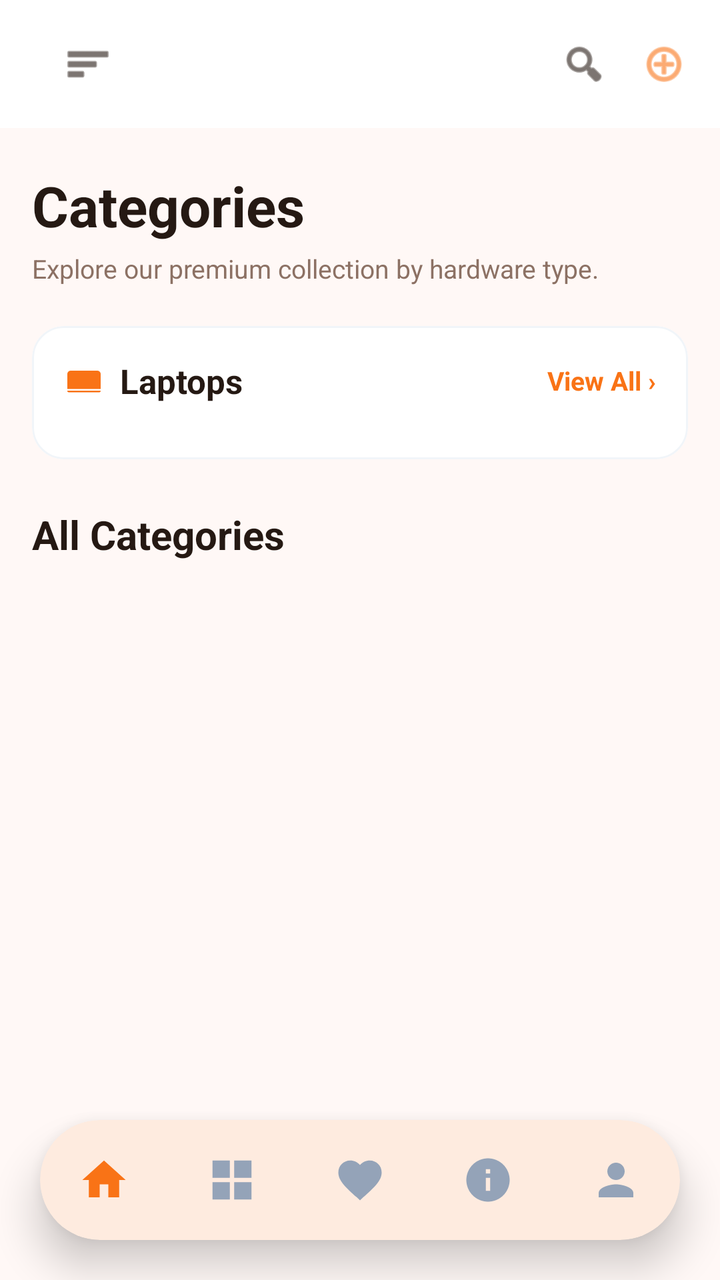
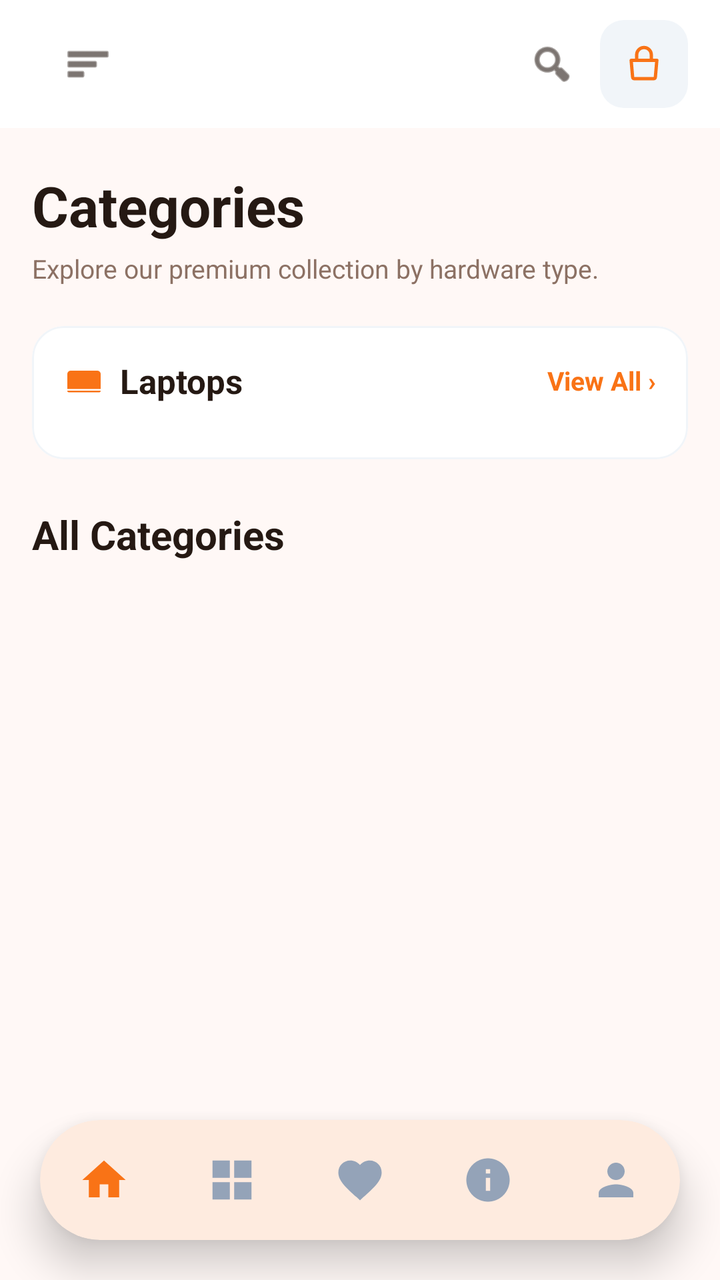

The first picture is an Android layout as it rendered before a commit; the second is the same layout after the commit. The layout source and the unified diff follow.
<!-- AndroidManifest.xml: application theme Theme.BeckieDealApp -->
<!-- res/layout/activity_categories.xml -->
<?xml version="1.0" encoding="utf-8"?>
<androidx.constraintlayout.widget.ConstraintLayout xmlns:android="http://schemas.android.com/apk/res/android"
    xmlns:app="http://schemas.android.com/apk/res-auto"
    xmlns:tools="http://schemas.android.com/tools"
    android:layout_width="match_parent"
    android:layout_height="match_parent"
    android:background="@color/background"
    android:fitsSystemWindows="true"
    tools:context=".CategoriesActivity">

    
    <com.google.android.material.appbar.MaterialToolbar
        android:id="@+id/topAppBar"
        android:layout_width="match_parent"
        android:layout_height="64dp"
        android:background="@color/surface"
        app:elevation="0dp"
        app:layout_constraintTop_toTopOf="parent">
        <RelativeLayout
            android:layout_width="match_parent"
            android:layout_height="match_parent"
            android:paddingHorizontal="16dp">
            <ImageView
                android:id="@+id/menuIcon"
                android:layout_width="24dp"
                android:layout_height="24dp"
                android:layout_alignParentStart="true"
                android:layout_centerVertical="true"
                android:src="@android:drawable/ic_menu_sort_by_size"
                app:tint="@color/text_primary" />
            <ImageView
                android:id="@+id/logoImage"
                android:layout_width="120dp"
                android:layout_height="40dp"
                android:layout_centerInParent="true"
                android:scaleType="fitCenter"
                android:src="@mipmap/ic_launcher" />
            <ImageView
                android:id="@+id/searchIcon"
                android:layout_width="24dp"
                android:layout_height="24dp"
                android:layout_toStartOf="@+id/cartIcon"
                android:layout_centerVertical="true"
                android:layout_marginEnd="16dp"
                android:src="@android:drawable/ic_menu_search"
                app:tint="@color/text_primary" />
            <ImageView
                android:id="@+id/cartIcon"
                android:layout_width="24dp"
                android:layout_height="24dp"
                android:layout_alignParentEnd="true"
                android:layout_centerVertical="true"
                android:src="@android:drawable/ic_menu_add"
                app:tint="@color/primary" />
        </RelativeLayout>
    </com.google.android.material.appbar.MaterialToolbar>

    
    <androidx.core.widget.NestedScrollView
        android:layout_width="match_parent"
        android:layout_height="0dp"
        android:fillViewport="true"
        app:layout_constraintTop_toBottomOf="@id/topAppBar"
        app:layout_constraintBottom_toTopOf="@id/bottomNavigationContainer">

        <LinearLayout
            android:layout_width="match_parent"
            android:layout_height="wrap_content"
            android:orientation="vertical"
            android:paddingHorizontal="16dp"
            android:paddingTop="20dp"
            android:paddingBottom="16dp">

            
            <TextView
                android:layout_width="wrap_content"
                android:layout_height="wrap_content"
                android:text="Categories"
                android:textColor="@color/text_primary"
                android:textSize="28sp"
                android:textStyle="bold" />
            <TextView
                android:layout_width="wrap_content"
                android:layout_height="wrap_content"
                android:layout_marginTop="4dp"
                android:text="Explore our premium collection by hardware type."
                android:textColor="@color/text_secondary"
                android:textSize="13sp" />

            
            <com.google.android.material.card.MaterialCardView
                android:layout_width="match_parent"
                android:layout_height="wrap_content"
                android:layout_marginTop="20dp"
                app:cardCornerRadius="16dp"
                app:cardElevation="0dp"
                app:strokeWidth="1dp"
                app:strokeColor="@color/border_color"
                app:cardBackgroundColor="@color/surface">

                <LinearLayout
                    android:layout_width="match_parent"
                    android:layout_height="wrap_content"
                    android:orientation="vertical"
                    android:padding="16dp">

                    
                    <LinearLayout
                        android:layout_width="match_parent"
                        android:layout_height="wrap_content"
                        android:gravity="center_vertical"
                        android:orientation="horizontal">

                        <ImageView
                            android:layout_width="20dp"
                            android:layout_height="20dp"
                            android:src="@drawable/ic_cat_laptops"
                            app:tint="@color/primary" />

                        <TextView
                            android:layout_width="0dp"
                            android:layout_height="wrap_content"
                            android:layout_weight="1"
                            android:layout_marginStart="8dp"
                            android:text="Laptops"
                            android:textColor="@color/text_primary"
                            android:textSize="17sp"
                            android:textStyle="bold" />

                        <TextView
                            android:id="@+id/viewAllBrands"
                            android:layout_width="wrap_content"
                            android:layout_height="wrap_content"
                            android:text="View All ›"
                            android:textColor="@color/primary"
                            android:textSize="13sp"
                            android:textStyle="bold"
                            android:clickable="true"
                            android:focusable="true" />
                    </LinearLayout>

                    
                    <GridLayout
                        android:id="@+id/laptopBrandsGrid"
                        android:layout_width="match_parent"
                        android:layout_height="wrap_content"
                        android:layout_marginTop="12dp"
                        android:columnCount="3" />

                </LinearLayout>
            </com.google.android.material.card.MaterialCardView>

            
            <TextView
                android:layout_width="wrap_content"
                android:layout_height="wrap_content"
                android:layout_marginTop="24dp"
                android:text="All Categories"
                android:textColor="@color/text_primary"
                android:textSize="20sp"
                android:textStyle="bold" />

            <GridLayout
                android:id="@+id/allCategoriesGrid"
                android:layout_width="match_parent"
                android:layout_height="wrap_content"
                android:layout_marginTop="12dp"
                android:columnCount="2" />

        </LinearLayout>
    </androidx.core.widget.NestedScrollView>

    
    <com.google.android.material.card.MaterialCardView
        android:id="@+id/bottomNavigationContainer"
        android:layout_width="0dp"
        android:layout_height="wrap_content"
        android:layout_marginStart="20dp"
        android:layout_marginEnd="20dp"
        android:layout_marginBottom="20dp"
        app:cardCornerRadius="36dp"
        app:cardElevation="12dp"
        app:cardBackgroundColor="@color/surface"
        app:strokeWidth="0dp"
        app:layout_constraintBottom_toBottomOf="parent"
        app:layout_constraintStart_toStartOf="parent"
        app:layout_constraintEnd_toEndOf="parent">

        <com.google.android.material.bottomnavigation.BottomNavigationView
            android:id="@+id/bottomNavigation"
            android:layout_width="match_parent"
            android:layout_height="60dp"
            android:background="@android:color/transparent"
            app:backgroundTint="@android:color/transparent"
            app:elevation="0dp"
            app:labelVisibilityMode="unlabeled"
            app:itemIconSize="26dp"
            app:menu="@menu/bottom_nav_menu" />
    </com.google.android.material.card.MaterialCardView>

</androidx.constraintlayout.widget.ConstraintLayout>
<!-- resources referenced by this layout -->
<resources>
  <color name="background">#FFF8F6</color>
  <color name="border_color">#F1F5F9</color>
  <color name="primary">#F97316</color>
  <color name="surface">#FFFFFF</color>
  <color name="text_primary">#251913</color>
  <color name="text_secondary">#8C7164</color>
  <!-- drawable ic_cat_laptops (drawable) -->
  <vector xmlns:android="http://schemas.android.com/apk/res/android"
      android:width="48dp"
      android:height="48dp"
      android:viewportWidth="24"
      android:viewportHeight="24">
      
      <path
          android:fillColor="#F97316"
          android:pathData="M4,6H20A2,2 0 0,1 22,8V17H2V8A2,2 0 0,1 4,6M2,18H22A1,1 0 0,1 21,19H3A1,1 0 0,1 2,18Z" />
  </vector>
  <!-- mipmap ic_launcher (mipmap-anydpi-v26) -->
  <?xml version="1.0" encoding="utf-8"?>
  <adaptive-icon xmlns:android="http://schemas.android.com/apk/res/android">
      <background android:drawable="@color/ic_launcher_background"/>
      <foreground android:drawable="@mipmap/ic_launcher_foreground"/>
  </adaptive-icon>
  <style name="Theme.BeckieDealApp" parent="Base.Theme.BeckieDealApp" />
  <color name="ic_launcher_background">#FFFFFF</color>
  <color name="on_primary">#FFFFFF</color>
  <color name="primary_container">#F97316</color>
  <color name="on_primary_container">#582200</color>
  <color name="on_surface">#251913</color>
  <style name="Widget.App.BottomNavigationView.ActiveIndicator" parent="Widget.Material3.BottomNavigationView.ActiveIndicator">
          <item name="android:color">@color/badge_bg</item>
          <item name="android:width">48dp</item>
          <item name="android:height">36dp</item>
          <item name="shapeAppearance">@style/ShapeAppearance.App.BottomNavigationView.ActiveIndicator</item>
      </style>
  <color name="badge_bg">#FFF1EB</color>
  <style name="ShapeAppearance.App.BottomNavigationView.ActiveIndicator" parent="">
          <item name="cornerFamily">rounded</item>
          <item name="cornerSize">50%</item>
      </style>
  <!-- unchanged entries left out for length: 2 -->
</resources>

<!-- the commit's change to res/layout/activity_categories.xml (unified diff, before → after) -->
@@ -39,19 +39,43 @@
                 android:id="@+id/searchIcon"
                 android:layout_width="24dp"
                 android:layout_height="24dp"
-                android:layout_toStartOf="@+id/cartIcon"
+                android:layout_toStartOf="@+id/cartContainer"
                 android:layout_centerVertical="true"
-                android:layout_marginEnd="16dp"
+                android:layout_marginEnd="12dp"
                 android:src="@android:drawable/ic_menu_search"
                 app:tint="@color/text_primary" />
-            <ImageView
-                android:id="@+id/cartIcon"
-                android:layout_width="24dp"
-                android:layout_height="24dp"
+            <RelativeLayout
+                android:id="@+id/cartContainer"
+                android:layout_width="44dp"
+                android:layout_height="44dp"
                 android:layout_alignParentEnd="true"
                 android:layout_centerVertical="true"
-                android:src="@android:drawable/ic_menu_add"
-                app:tint="@color/primary" />
+                android:background="@drawable/form_field_background">
+
+                <ImageView
+                    android:id="@+id/cartIcon"
+                    android:layout_width="22dp"
+                    android:layout_height="22dp"
+                    android:layout_centerInParent="true"
+                    android:src="@drawable/ic_shopping_bag"
+                    app:tint="@color/primary" />
+
+                <TextView
+                    android:id="@+id/cartBadge"
+                    android:layout_width="18dp"
+                    android:layout_height="18dp"
+                    android:layout_alignParentEnd="true"
+                    android:layout_alignParentTop="true"
+                    android:background="@drawable/badge_pill"
+                    android:backgroundTint="@color/red_error"
+                    android:gravity="center"
+                    android:text="0"
+                    android:textColor="@color/white_fixed"
+                    android:textSize="9sp"
+                    android:textStyle="bold"
+                    android:visibility="gone" />
+
+            </RelativeLayout>
         </RelativeLayout>
     </com.google.android.material.appbar.MaterialToolbar>
 
<!-- resource entries referenced after the edit -->
@@ -3,9 +3,23 @@
   <color name="background">#FFF8F6</color>
   <color name="border_color">#F1F5F9</color>
   <color name="primary">#F97316</color>
+  <color name="red_error">#EF4444</color>
   <color name="surface">#FFFFFF</color>
   <color name="text_primary">#251913</color>
   <color name="text_secondary">#8C7164</color>
+  <color name="white_fixed">#FFFFFF</color>
+  <!-- drawable badge_pill (drawable) -->
+  <?xml version="1.0" encoding="utf-8"?>
+  <shape xmlns:android="http://schemas.android.com/apk/res/android">
+      <solid android:color="#33FFFFFF" />
+      <corners android:radius="4dp" />
+  </shape>
+  <!-- drawable form_field_background (drawable) -->
+  <?xml version="1.0" encoding="utf-8"?>
+  <shape xmlns:android="http://schemas.android.com/apk/res/android">
+      <solid android:color="@color/input_background" />
+      <corners android:radius="12dp" />
+  </shape>
   <!-- drawable ic_cat_laptops (drawable) -->
   <vector xmlns:android="http://schemas.android.com/apk/res/android"
       android:width="48dp"
@@ -17,6 +31,33 @@
           android:fillColor="#F97316"
           android:pathData="M4,6H20A2,2 0 0,1 22,8V17H2V8A2,2 0 0,1 4,6M2,18H22A1,1 0 0,1 21,19H3A1,1 0 0,1 2,18Z" />
   </vector>
+  <!-- drawable ic_shopping_bag (drawable) -->
+  <?xml version="1.0" encoding="utf-8"?>
+  <vector xmlns:android="http://schemas.android.com/apk/res/android"
+      android:width="24dp"
+      android:height="24dp"
+      android:viewportWidth="24"
+      android:viewportHeight="24">
+  
+      
+      <path
+          android:fillColor="@android:color/transparent"
+          android:strokeColor="@android:color/white"
+          android:strokeWidth="1.8"
+          android:strokeLineCap="round"
+          android:strokeLineJoin="round"
+          android:pathData="M8,10 L8,7 A4,4 0 0 1 16,7 L16,10" />
+  
+      
+      <path
+          android:fillColor="@android:color/transparent"
+          android:strokeColor="@android:color/white"
+          android:strokeWidth="1.8"
+          android:strokeLineCap="round"
+          android:strokeLineJoin="round"
+          android:pathData="M5,10 L5.8,19.2 A1,1 0 0 0 6.8,20 L17.2,20 A1,1 0 0 0 18.2,19.2 L19,10 Z" />
+  
+  </vector>
   <!-- mipmap ic_launcher (mipmap-anydpi-v26) -->
   <?xml version="1.0" encoding="utf-8"?>
   <adaptive-icon xmlns:android="http://schemas.android.com/apk/res/android">
@@ -24,6 +65,7 @@
       <foreground android:drawable="@mipmap/ic_launcher_foreground"/>
   </adaptive-icon>
   <style name="Theme.BeckieDealApp" parent="Base.Theme.BeckieDealApp" />
+  <color name="input_background">#F1F5F9</color>
   <color name="ic_launcher_background">#FFFFFF</color>
   <color name="on_primary">#FFFFFF</color>
   <color name="primary_container">#F97316</color>
